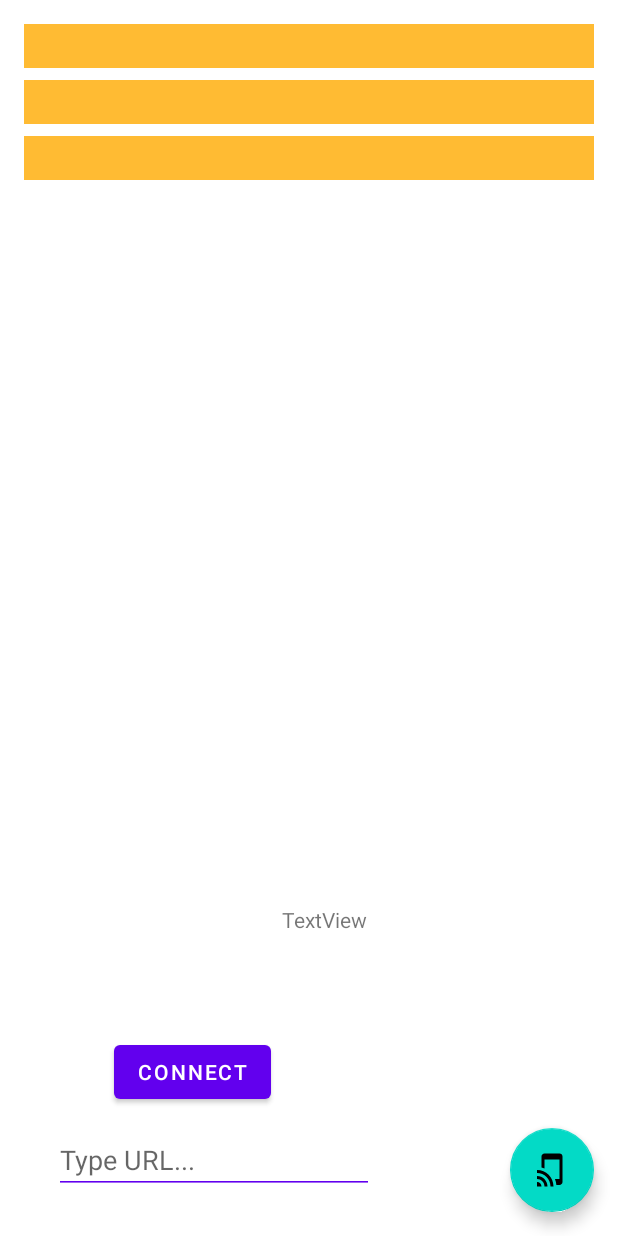
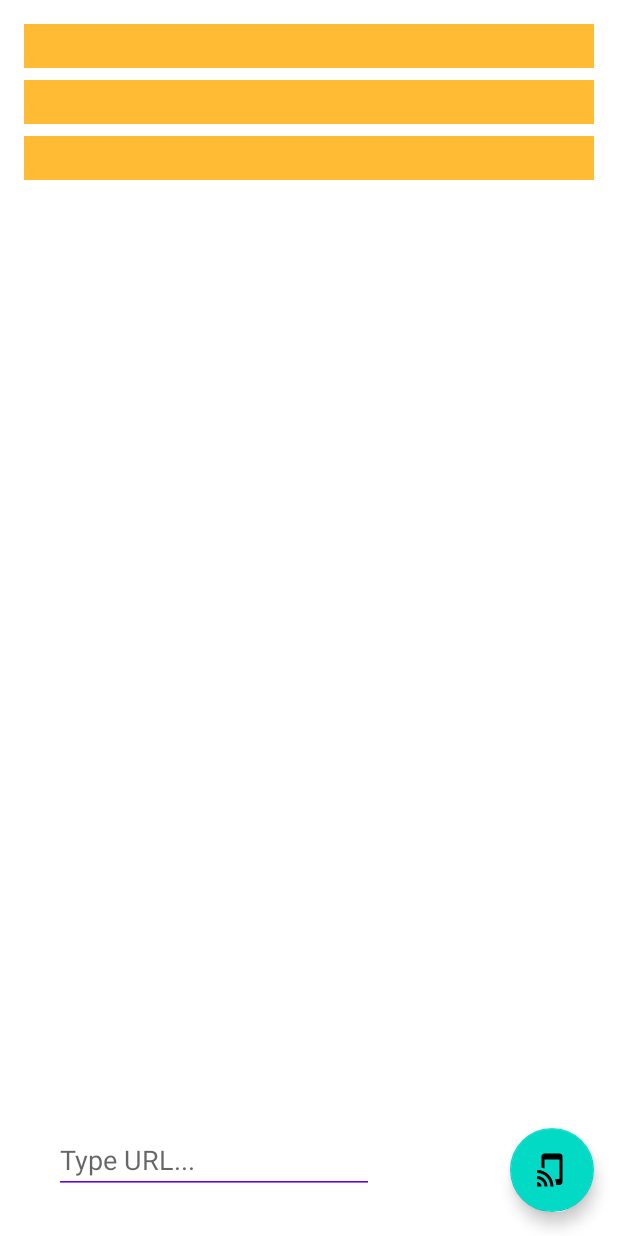
Before and after one commit to YuvalMachlev/FlightMobileApp, an Android app: the layout activity_main.xml on its own in the app's theme, with its tools: preview values and no code run, on a phone screen of 412 x 824 dp. Run offline under Robolectric (Android 15) with nearby library versions, the phone set to English and light mode, and no system bars.

Commit message:
implemented: get/post works, Toasts, connection conditions. todo: check resume/pause/stop events, paul requirements, coding style

```diff
--- a/app/build.gradle
+++ b/app/build.gradle
@@ -29,6 +29,8 @@ android {
 }
 
 dependencies {
+    implementation 'com.squareup.retrofit2:retrofit:2.5.0'
+    implementation 'com.squareup.retrofit2:converter-gson:2.5.0'
     implementation 'io.github.controlwear:virtualjoystick:1.10.1'
     implementation 'com.squareup.retrofit2:retrofit:2.5.0'
     implementation 'com.squareup.retrofit2:converter-gson:2.5.0'
--- a/app/src/main/AndroidManifest.xml
+++ b/app/src/main/AndroidManifest.xml
@@ -2,7 +2,10 @@
 <manifest xmlns:android="http://schemas.android.com/apk/res/android"
     package="com.combo.flightmobileapp">
 
+    <uses-permission android:name="android.permission.INTERNET" />
+    <uses-permission android:name="android.permission.ACCESS_NETWORK_STATE" />
     <application
+        android:networkSecurityConfig="@xml/network_security_config"
         android:allowBackup="true"
         android:icon="@mipmap/ic_launcher"
         android:label="@string/app_name"
--- a/app/src/main/java/com/combo/flightmobileapp/Api.kt
+++ b/app/src/main/java/com/combo/flightmobileapp/Api.kt
@@ -8,9 +8,9 @@ import retrofit2.http.GET
 import retrofit2.http.POST
 
 interface Api {
-    @GET("/api/command")
+    @GET("/api/Screenshot")
     fun getImage(): Call<ResponseBody>
 
-    @POST("/api/command")
+    @POST("/api/Command")
     fun postData(@Body rb: RequestBody): Call<ResponseBody>
 }
--- a/app/src/main/res/layout/activity_main.xml
+++ b/app/src/main/res/layout/activity_main.xml
@@ -29,8 +29,7 @@
         android:contentDescription="@string/add_url"
         android:src="@drawable/ic_baseline_tap_and_play_24"
         app:layout_constraintBottom_toBottomOf="parent"
-        app:layout_constraintEnd_toEndOf="parent"
-        />
+        app:layout_constraintEnd_toEndOf="parent" />
 
     <EditText
         android:id="@+id/typeURLbox"
@@ -43,26 +42,9 @@
         android:hint="@string/type_url"
         android:inputType="textPersonName"
         app:layout_constraintBottom_toBottomOf="parent"
-        app:layout_constraintLeft_toRightOf="@id/connectButton"
         app:layout_constraintStart_toStartOf="parent" />
 
-    <Button
-        android:id="@+id/connectButton"
-        android:layout_width="wrap_content"
-        android:layout_height="wrap_content"
-        android:layout_marginStart="76dp"
-        android:layout_marginBottom="12dp"
-        android:text="Connect"
-        app:layout_constraintBottom_toTopOf="@+id/typeURLbox"
-        app:layout_constraintStart_toStartOf="parent" />
 
-    <TextView
-        android:id="@+id/debugCons"
-        android:layout_width="wrap_content"
-        android:layout_height="wrap_content"
-        android:layout_marginStart="188dp"
-        android:layout_marginBottom="128dp"
-        android:text="TextView"
-        app:layout_constraintBottom_toTopOf="@+id/typeURLbox"
-        app:layout_constraintStart_toStartOf="parent" />/>
+
+    />
 </androidx.constraintlayout.widget.ConstraintLayout>
```
Also changed, not shown: app/src/main/java/com/combo/flightmobileapp/Client.kt (+55 -23 lines), app/src/main/java/com/combo/flightmobileapp/MainActivity.kt (+42 -36 lines), app/src/main/java/com/combo/flightmobileapp/SimulatorActivity.kt (+15 -13 lines), app/src/main/res/layout/activity_simulator.xml (+8 -6 lines), app/src/main/res/xml/network_security_config.xml (added, +7 -0 lines).
